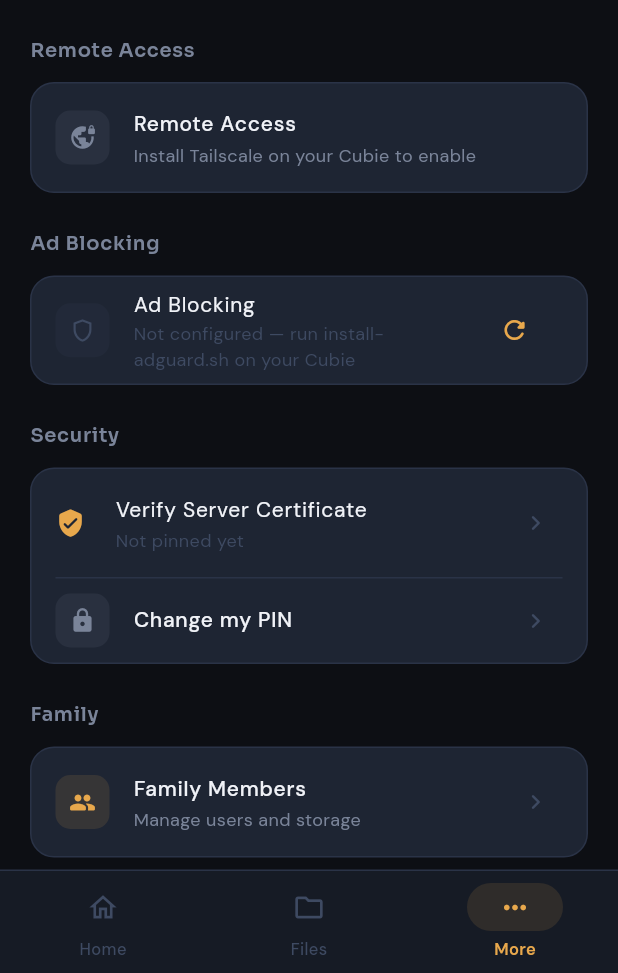
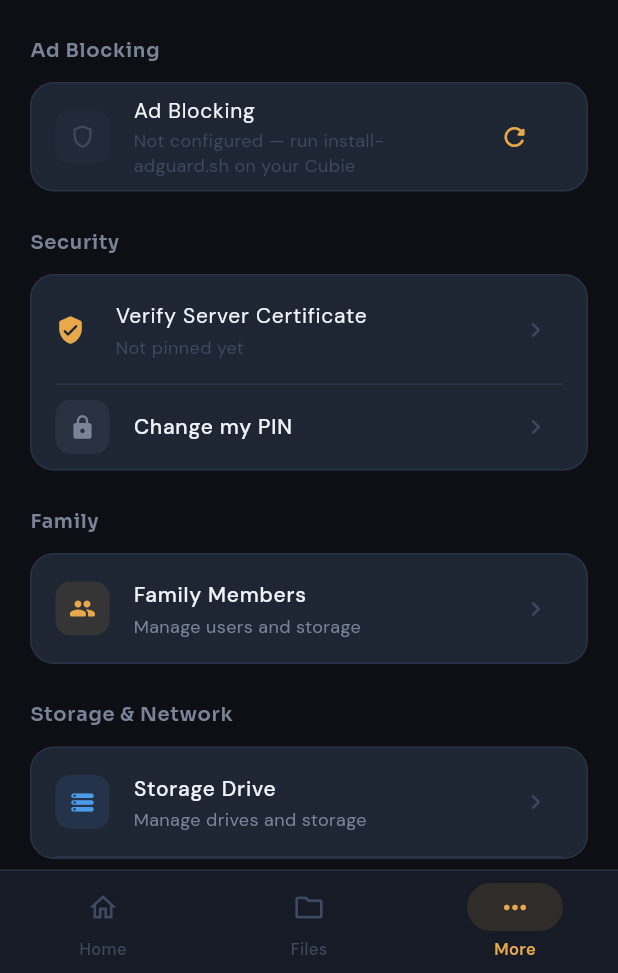
Before and after one commit to nerdyparas/AiHomeCloud, a Flutter app: the MoreScreen screen opened by its route, on a phone screen of 412 x 824 dp, the part 263-1236 px from its top. Run offline on Flutter 3.47's test engine with Material 3 defaults, Android fonts, the phone set to English and light mode, and no system bars; drawn by our look-alikes of flutter_animate; our stand-ins replace file_picker, flutter_blue_plus, flutter_riverpod, go_router, google_fonts, multicast_dns and 2 more; missing offline and left inert: receive_sharing_intent; accounts and stored records are empty.

Commit message:
chore: remove Tailscale / remote access feature entirely
- Delete backend/app/routes/tailscale_routes.py
- Remove tailscale_routes import and include_router from main.py
- Remove getTailscaleStatus() and tailscaleUp() from services/api/system_api.dart
- Remove _tailscaleIp, setTailscaleIp(), _connectionMode from api_service.dart
- Remove tailscaleStatusProvider from providers/data_providers.dart
- Remove tailscaleIp restore from providers/core_providers.dart
- Remove prefTailscaleIp constant from core/constants.dart
- Remove ConnectionMode enum from models/device_models.dart
- Remove _TailscaleCard widget and Remote Access section from more_screen.dart
- Remove isRemote banner from navigation/main_shell.dart
- Drop now-unused constants.dart import from more_screen.dart

flutter analyze: 0 errors

```diff
--- a/lib/core/constants.dart
+++ b/lib/core/constants.dart
@@ -33,7 +33,6 @@ class AppConstants {
   static const String prefDevicePort = 'device_port';
   static const String prefIsAdmin = 'is_admin';
   static const String kCertFingerprintPrefKey = 'cubieFingerprint';
-  static const String prefTailscaleIp = 'tailscale_ip';
 
   // ── Storage ────────────────────────────────────────────────────────────────
   static const double totalStorageGB = 500.0;
--- a/lib/models/device_models.dart
+++ b/lib/models/device_models.dart
@@ -61,6 +61,3 @@ class SystemStats {
 }
 
 enum ConnectionStatus { connected, reconnecting, disconnected }
-
-/// Whether the app is currently routing via the home LAN or Tailscale remote.
-enum ConnectionMode { lan, remote }
--- a/lib/navigation/main_shell.dart
+++ b/lib/navigation/main_shell.dart
@@ -41,8 +41,6 @@ class _MainShellState extends ConsumerState<MainShell> {
     final idx = _indexOf(context);
     final connection = ref.watch(connectionProvider);
     final upload = ref.watch(shareUploadProvider);
-    final api = ref.read(apiServiceProvider);
-    final isRemote = api.connectionMode == ConnectionMode.remote;
 
     // Debounce disconnect banner — only show after 12 continuous seconds
     if (connection == ConnectionStatus.disconnected) {
@@ -77,25 +75,6 @@ class _MainShellState extends ConsumerState<MainShell> {
                     ),
                     SizedBox(width: 8),
                     Text('Reconnecting…'),
-                  ],
-                ),
-              ),
-            if (isRemote)
-              Container(
-                width: double.infinity,
-                color: AppColors.secondary.withValues(alpha: 0.18),
-                padding:
-                    const EdgeInsets.symmetric(horizontal: 12, vertical: 5),
-                child: const Row(
-                  children: [
-                    Icon(Icons.vpn_lock_rounded,
-                        size: 13, color: AppColors.secondary),
-                    SizedBox(width: 6),
-                    Text(
-                      'via Remote',
-                      style: TextStyle(
-                          fontSize: 12, color: AppColors.secondary),
-                    ),
                   ],
                 ),
               ),
--- a/lib/providers/core_providers.dart
+++ b/lib/providers/core_providers.dart
@@ -48,10 +48,6 @@ final apiServiceProvider = Provider<ApiService>((ref) {
   api.bindTokenUpdater(
     (token) => ref.read(authSessionProvider.notifier).updateToken(token),
   );
-  // Restore persisted Tailscale IP so remote fallback works after relaunch.
-  final prefs = ref.read(sharedPreferencesProvider);
-  final tailscaleIp = prefs.getString(AppConstants.prefTailscaleIp);
-  api.setTailscaleIp(tailscaleIp);
   return api;
 });
 
--- a/lib/providers/data_providers.dart
+++ b/lib/providers/data_providers.dart
@@ -52,13 +52,3 @@ final adGuardStatsSilentProvider =
     return null;
   }
 });
-
-/// Tailscale remote-access status — silently returns null on error.
-final tailscaleStatusProvider =
-    FutureProvider<Map<String, dynamic>?>((ref) async {
-  try {
-    return await ref.read(apiServiceProvider).getTailscaleStatus();
-  } catch (_) {
-    return null;
-  }
-});
--- a/lib/screens/main/more_screen.dart
+++ b/lib/screens/main/more_screen.dart
@@ -6,7 +6,6 @@ import 'package:google_fonts/google_fonts.dart';
 
 import '../../core/theme.dart';
 import '../../core/error_utils.dart';
-import '../../core/constants.dart';
 import '../../models/models.dart';
 import '../../providers.dart';
 import '../../widgets/app_card.dart';
@@ -27,7 +26,6 @@ class _MoreScreenState extends ConsumerState<MoreScreen> {
     final isAdmin = session?.isAdmin ?? false;
     final fingerprint = ref.watch(certFingerprintProvider);
     final servicesAsync = ref.watch(servicesProvider);
-    final tailscaleAsync = ref.watch(tailscaleStatusProvider);
 
     return Scaffold(
       backgroundColor: AppColors.background,
@@ -145,14 +143,6 @@ class _MoreScreenState extends ConsumerState<MoreScreen> {
                 ),
               ),
             ),
-
-            // ── Remote Access (Tailscale) ────────────────────────────────
-            const SizedBox(height: 24),
-            _sectionLabel('Remote Access'),
-            const SizedBox(height: 12),
-            _TailscaleCard(isAdmin: isAdmin, statusAsync: tailscaleAsync)
-                .animate()
-                .fadeIn(delay: 70.ms),
 
             // ── Ad Blocking ──────────────────────────────────────────────
             const SizedBox(height: 24),
@@ -696,118 +686,6 @@ class _MoreScreenState extends ConsumerState<MoreScreen> {
   }
 }
 
-// ─── Remote Access (Tailscale) card ─────────────────────────────────────────
-
-class _TailscaleCard extends ConsumerStatefulWidget {
-  final bool isAdmin;
-  final AsyncValue<Map<String, dynamic>?> statusAsync;
-  const _TailscaleCard({required this.isAdmin, required this.statusAsync});
-
-  @override
-  ConsumerState<_TailscaleCard> createState() => _TailscaleCardState();
-}
-
-class _TailscaleCardState extends ConsumerState<_TailscaleCard> {
-  bool _loading = false;
-
-  Widget _iconBox(IconData icon, Color color) => Container(
-        width: 36,
-        height: 36,
-        decoration: BoxDecoration(
-          color: color.withValues(alpha: 0.12),
-          borderRadius: BorderRadius.circular(10),
-        ),
-        child: Icon(icon, color: color, size: 18),
-      );
-
-  Future<void> _enableTailscale() async {
-    if (!widget.isAdmin) return;
-    setState(() => _loading = true);
-    try {
-      final result = await ref.read(apiServiceProvider).tailscaleUp();
-      final ip = result['tailscaleIp'] as String?;
-      if (ip != null && ip.isNotEmpty) {
-        // Persist Tailscale IP for future remote connections
-        final prefs = ref.read(sharedPreferencesProvider);
-        await prefs.setString(AppConstants.prefTailscaleIp, ip);
-        // Tell ApiService about it so fallback routing is immediate
-        ref.read(apiServiceProvider).setTailscaleIp(ip);
-      }
-      ref.invalidate(tailscaleStatusProvider);
-      if (mounted) {
-        ScaffoldMessenger.of(context).showSnackBar(
-          SnackBar(
-            content: Text(
-              ip != null ? 'Remote access active — $ip' : 'Tailscale connected',
-            ),
-          ),
-        );
-      }
-    } catch (e) {
-      if (mounted) {
-        ScaffoldMessenger.of(context).showSnackBar(
-          SnackBar(content: Text(friendlyError(e))),
-        );
-      }
-    } finally {
-      if (mounted) setState(() => _loading = false);
-    }
-  }
-
-  @override
-  Widget build(BuildContext context) {
-    final status = widget.statusAsync.value;
-    final connected = status?['connected'] as bool? ?? false;
-    final ip = status?['tailscaleIp'] as String?;
-    final installed = status?['installed'] as bool? ?? false;
-
-    final subtitle = switch ((connected, installed)) {
-      (true, _) => 'Connected — $ip',
-      (false, false) => 'Install Tailscale on your Cubie to enable',
-      _ => 'Tap to connect via Tailscale',
-    };
-
-    return AppCard(
-      padding: EdgeInsets.zero,
-      child: ListTile(
-        leading: _iconBox(Icons.vpn_lock_rounded,
-            connected ? AppColors.success : AppColors.textSecondary),
-        title: Text('Remote Access',
-            style: GoogleFonts.dmSans(
-                color: AppColors.textPrimary,
-                fontSize: 14,
-                fontWeight: FontWeight.w500)),
-        subtitle: Text(subtitle,
-            style: GoogleFonts.dmSans(
-                color: connected
-                    ? AppColors.success
-                    : AppColors.textSecondary,
-                fontSize: 12)),
-        trailing: widget.isAdmin && installed && !connected
-            ? (_loading
-                ? const SizedBox(
-                    width: 20,
-                    height: 20,
-                    child: CircularProgressIndicator(
-                        strokeWidth: 2, color: AppColors.primary),
-                  )
-                : TextButton(
-                    onPressed: _enableTailscale,
-                    child: Text('Enable',
-                        style: GoogleFonts.dmSans(
-                            color: AppColors.primary,
-                            fontSize: 13,
-                            fontWeight: FontWeight.w600)),
-                  ))
-            : connected
-                ? const Icon(Icons.check_circle_rounded,
-                    color: AppColors.success, size: 20)
-                : null,
-      ),
-    );
-  }
-}
-
 // ─── Ad Blocking card ────────────────────────────────────────────────────────
 
 class _AdBlockingCard extends ConsumerStatefulWidget {
--- a/lib/services/api_service.dart
+++ b/lib/services/api_service.dart
@@ -44,14 +44,6 @@ class ApiService {
   String? _trustedFingerprint;
   late final HttpClient _httpClient;
   late final http.Client _client;
-
-  /// The currently active connection mode (LAN or Remote).
-  final ConnectionMode _connectionMode = ConnectionMode.lan;
-  ConnectionMode get connectionMode => _connectionMode;
-
-  /// Tailscale IP stored here after a successful `tailscale-up` call.
-  String? _tailscaleIp;
-  void setTailscaleIp(String? ip) => _tailscaleIp = ip;
 
   /// Initialize TLS HTTP client. By default trusts any cert until a fingerprint
   /// is set via `setTrustedFingerprint`.
@@ -150,10 +142,6 @@ class ApiService {
     final port = _session?.port ?? AppConstants.apiPort;
     if (host == null || host.isEmpty) {
       throw StateError('Host is not configured in auth session');
-    }
-    // When in remote mode, use the Tailscale IP if available.
-    if (_connectionMode == ConnectionMode.remote && _tailscaleIp != null) {
-      return 'https://$_tailscaleIp:$port';
     }
     return 'https://$host:$port';
   }
```
Also changed, not shown: lib/services/api/system_api.dart (+0 -29 lines), 2 other files.
